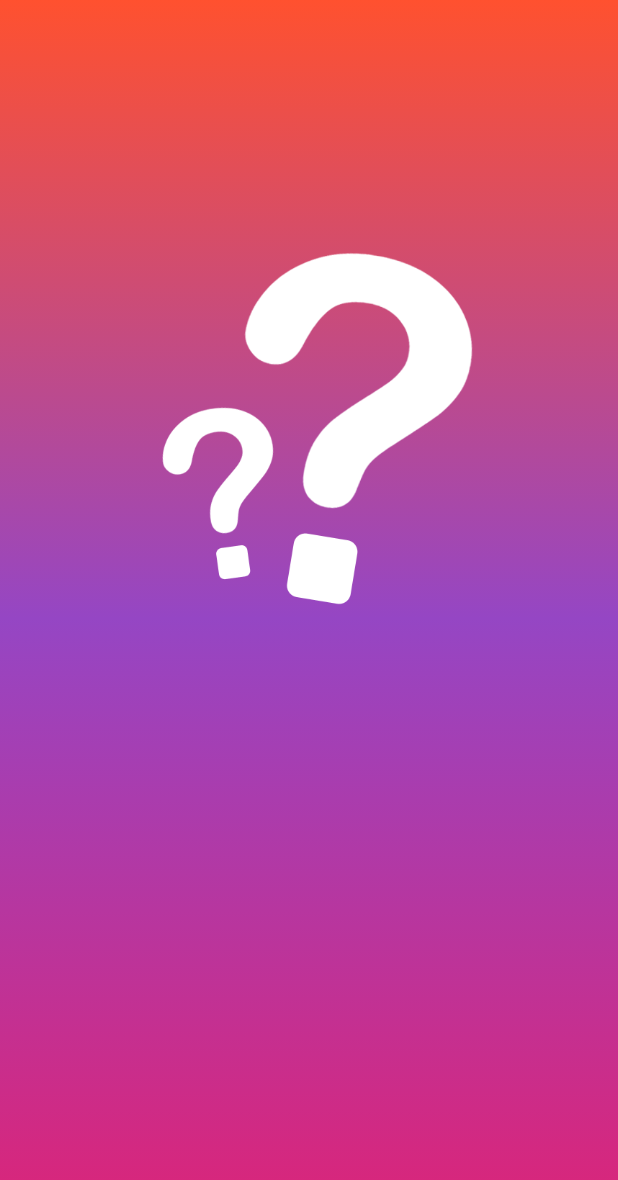
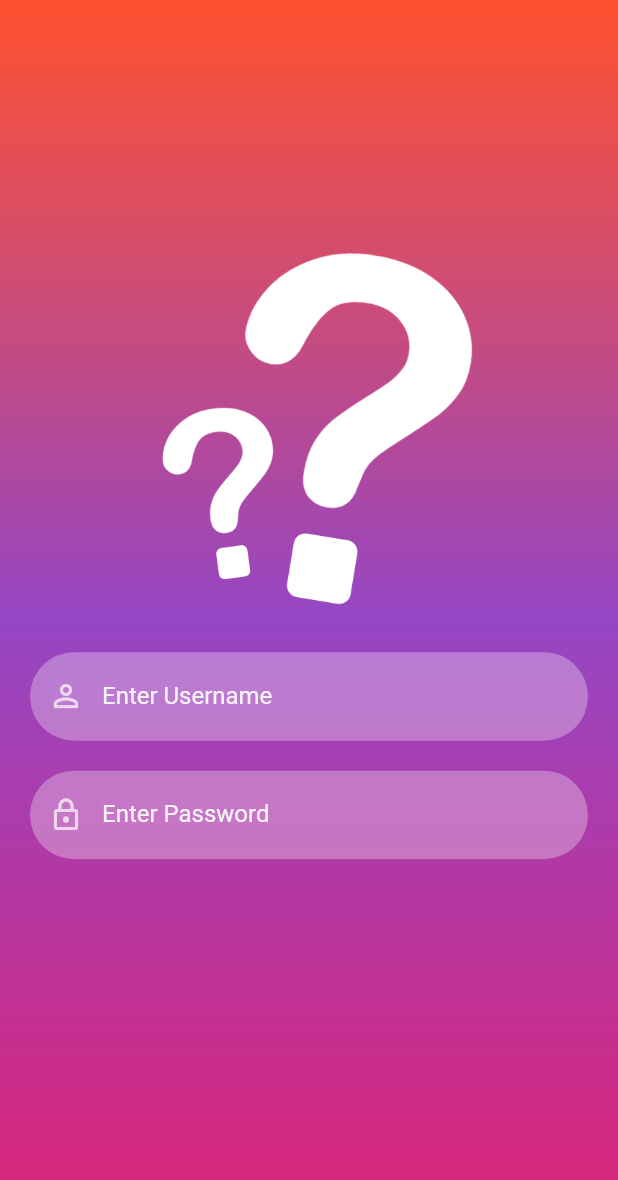
Before and after one commit to frank7841/Signup, a Flutter app: the screen it shows after launch, on a phone screen of 412 x 824 dp. Shown: the top 1180 px of the screen. Run offline on Flutter 3.47's test engine with Material 2 defaults, Android fonts, the phone set to English and light mode, and no system bars.

Commit message:
signin screen done

```diff
--- a/lib/screens/login_screen.dart
+++ b/lib/screens/login_screen.dart
@@ -13,6 +13,8 @@ class LoginScreen extends StatefulWidget {
 }
 
 class _LoginScreenState extends State<LoginScreen> {
+  TextEditingController _emailTextController = TextEditingController();
+  TextEditingController _passwordTextController = TextEditingController();
   @override
   Widget build(BuildContext context) {
     return Scaffold(
@@ -32,6 +34,16 @@ class _LoginScreenState extends State<LoginScreen> {
             child: Column(
               children: <Widget>[
                 logowidget("assets/images/qmark.png"),
+                SizedBox(
+                  height: 30,
+                ),
+                reusableTextField("Enter Username", Icons.person_outline, false,
+                    _emailTextController),
+                SizedBox(
+                  height: 20,
+                ),
+                reusableTextField("Enter Password", Icons.lock_outline, true,
+                    _emailTextController),
               ],
             ),
           ),
```
